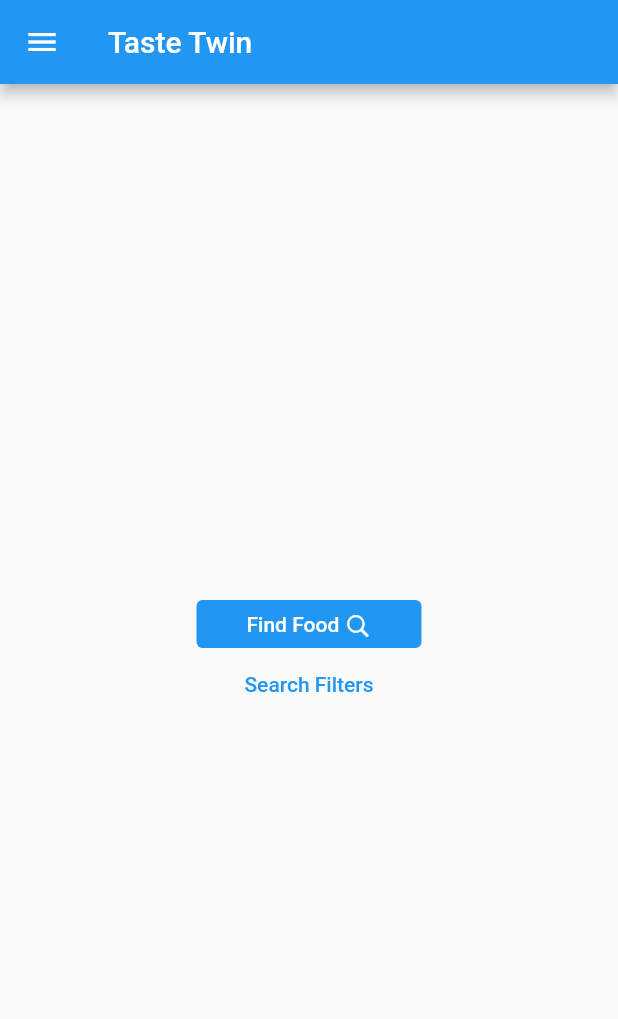
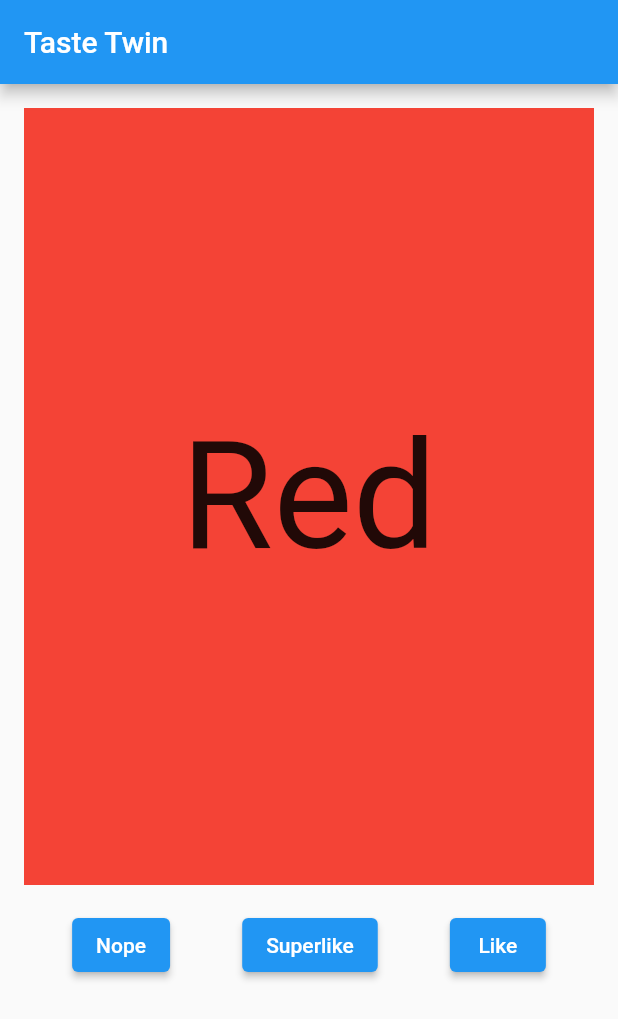
Before and after one commit to MatthewSzurkowski/TasteTwin, a Flutter app: the screen it shows after launch, on a phone screen of 412 x 824 dp. Shown: the top 1019 px of the screen. Run offline on Flutter 3.47's test engine with Material 2 defaults, Android fonts, the phone set to English and light mode, and no system bars; drawn by our look-alikes of swipe_cards.

Commit message:
Added in main matching component. Ref #4.

```diff
--- a/taste_twin/lib/main.dart
+++ b/taste_twin/lib/main.dart
@@ -1,6 +1,7 @@
 import 'package:flutter/material.dart';
-import 'pages/homepage.dart';
-import 'pages/carousel_page.dart';
+// import 'pages/homepage.dart';
+// import 'pages/carousel_page.dart';
+import 'pages/matchpage.dart';
 
 void main() {
   runApp(const MyApp());
@@ -26,8 +27,8 @@ class MyApp extends StatelessWidget {
         // is not restarted.
         primarySwatch: Colors.blue,
       ),
-      // Switch MyHomePage -> CarouselPage to test
-      home: const MyHomePage(title: 'Taste Twin'),
+      // Switch MyHomePage -> MatchPage to test
+      home: const MatchPage(title: 'Taste Twin'),
     );
   }
 }
--- /dev/null
+++ b/taste_twin/lib/pages/matchpage.dart
@@ -0,0 +1,142 @@
+// import 'package:flutter/cupertino.dart';
+import 'package:flutter/material.dart';
+import 'package:swipe_cards/draggable_card.dart';
+// import 'package:cupertino_icons/cupertino_icons.dart';
+import 'package:swipe_cards/swipe_cards.dart';
+
+class Content {
+  final String text;
+  final Color color;
+
+  Content({required this.text, required this.color});
+}
+
+class MatchPage extends StatefulWidget {
+  const MatchPage({super.key, required this.title});
+
+  // This widget is the home page of your application. It is stateful, meaning
+  // that it has a State object (defined below) that contains fields that affect
+  // how it looks.
+
+  // This class is the configuration for the state. It holds the values (in this
+  // case the title) provided by the parent (in this case the App widget) and
+  // used by the build method of the State. Fields in a Widget subclass are
+  // always marked "final".
+
+  final String title;
+
+  @override
+  State<MatchPage> createState() => _MatchPage();
+}
+
+class _MatchPage extends State<MatchPage> {
+  List<SwipeItem> _swipeItems = <SwipeItem>[];
+  late MatchEngine _matchEngine;
+  GlobalKey<ScaffoldState> _scaffoldKey = GlobalKey();
+  List<String> _names = ["Red", "Blue", "Green", "Yellow", "Orange"];
+  List<Color> _colors = [
+    Colors.red,
+    Colors.blue,
+    Colors.green,
+    Colors.yellow,
+    Colors.orange
+  ];
+
+  @override
+  void initState() {
+    for (int i = 0; i < _names.length; i++) {
+      _swipeItems.add(SwipeItem(
+          content: Content(text: _names[i], color: _colors[i]),
+          likeAction: () {
+            ScaffoldMessenger.of(context).showSnackBar(SnackBar(
+              content: Text("Liked ${_names[i]}"),
+              duration: const Duration(milliseconds: 500),
+            ));
+          },
+          nopeAction: () {
+            ScaffoldMessenger.of(context).showSnackBar(SnackBar(
+              content: Text("Nope ${_names[i]}"),
+              duration: const Duration(milliseconds: 500),
+            ));
+          },
+          superlikeAction: () {
+            ScaffoldMessenger.of(context).showSnackBar(SnackBar(
+              content: Text("Superliked ${_names[i]}"),
+              duration: const Duration(milliseconds: 500),
+            ));
+          },
+          onSlideUpdate: (SlideRegion? region) async {
+            print("Region $region");
+          }));
+    }
+
+    _matchEngine = MatchEngine(swipeItems: _swipeItems);
+    super.initState();
+  }
+
+  @override
+  Widget build(BuildContext context) {
+    // This method is rerun every time setState is called, for instance as done
+    // by the _incrementCounter method above.
+    //
+    // The Flutter framework has been optimized to make rerunning build methods
+    // fast, so that you can just rebuild anything that needs updating rather
+    // than having to individually change instances of widgets.
+    return Scaffold(
+        appBar: AppBar(
+          // Here we take the value from the MyHomePage object that was created by
+          // the App.build method, and use it to set our appbar title.
+          title: Text(widget.title),
+        ),
+        body: Container(
+            child: Column(children: [
+          Container(
+            height: 550,
+            child: SwipeCards(
+              matchEngine: _matchEngine,
+              itemBuilder: (BuildContext context, int index) {
+                return Container(
+                  alignment: Alignment.center,
+                  color: _swipeItems[index].content.color,
+                  child: Text(
+                    _swipeItems[index].content.text,
+                    style: const TextStyle(fontSize: 100),
+                  ),
+                );
+              },
+              onStackFinished: () {
+                ScaffoldMessenger.of(context).showSnackBar(const SnackBar(
+                  content: Text("Stack Finished"),
+                  duration: Duration(milliseconds: 500),
+                ));
+              },
+              itemChanged: (SwipeItem item, int index) {
+                print("item: ${item.content.text}, index: $index");
+              },
+              upSwipeAllowed: true,
+              fillSpace: true,
+            ),
+          ),
+          Row(
+            mainAxisAlignment: MainAxisAlignment.spaceEvenly,
+            children: [
+              ElevatedButton(
+                  onPressed: () {
+                    _matchEngine.currentItem?.nope();
+                  },
+                  child: const Text("Nope")),
+              ElevatedButton(
+                  onPressed: () {
+                    _matchEngine.currentItem?.superLike();
+                  },
+                  child: const Text("Superlike")),
+              ElevatedButton(
+                  onPressed: () {
+                    _matchEngine.currentItem?.like();
+                  },
+                  child: const Text("Like"))
+            ],
+          )
+        ])));
+  }
+}
--- a/taste_twin/pubspec.yaml
+++ b/taste_twin/pubspec.yaml
@@ -37,6 +37,9 @@ dependencies:
   # Use with the CupertinoIcons class for iOS style icons.
   cupertino_icons: ^1.0.2
   carousel_slider: ^4.2.1
+  swipable_stack: ^2.0.0
+  tinder_swipecard: ^0.3.0
+  swipe_cards: ^2.0.0+1
 
 dev_dependencies:
   flutter_test:
```
Also changed, not shown: taste_twin/lib/pages/carousel_page.dart (deleted, +0 -77 lines), taste_twin/lib/pages/homepage.dart (+15 -17 lines).
